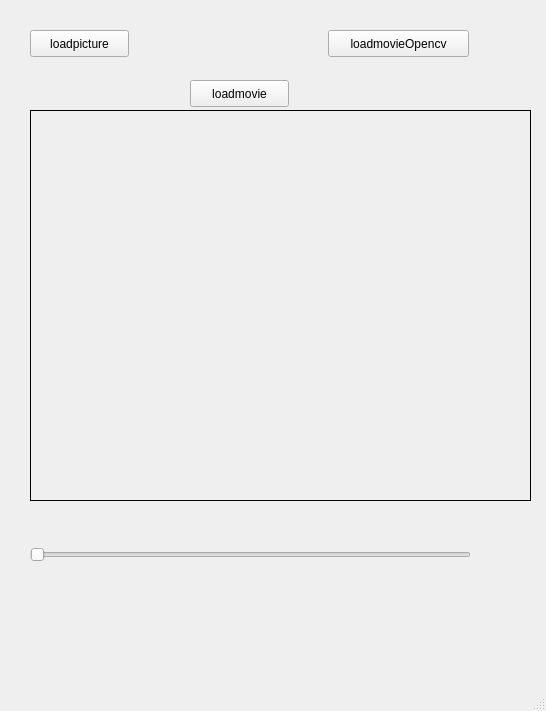
First picture: the form in main.ui, repository catubc/caiman_gui, before the edit.
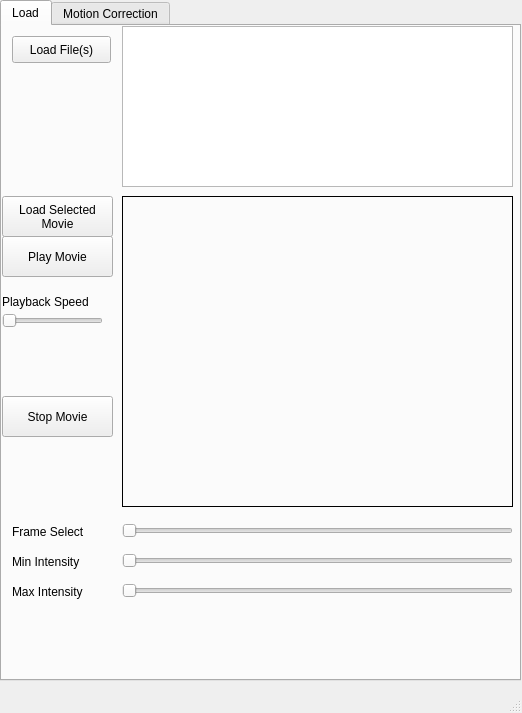
Second picture: the form after the edit. The open tabs and pages were chosen to show the change.

Commit message: tabs added; generalized code

Patch:
```diff
--- a/main.ui
+++ b/main.ui
@@ -6,101 +6,382 @@
    <rect>
     <x>0</x>
     <y>0</y>
-    <width>546</width>
-    <height>711</height>
+    <width>522</width>
+    <height>713</height>
    </rect>
   </property>
   <property name="windowTitle">
    <string>MainWindow</string>
   </property>
   <widget class="QWidget" name="centralwidget">
-   <widget class="QPushButton" name="loadmovie">
+   <widget class="QTabWidget" name="tabsWidget">
     <property name="geometry">
      <rect>
-      <x>190</x>
-      <y>80</y>
-      <width>99</width>
-      <height>27</height>
+      <x>0</x>
+      <y>0</y>
+      <width>521</width>
+      <height>681</height>
      </rect>
     </property>
-    <property name="text">
-     <string>loadmovie</string>
+    <property name="currentIndex">
+     <number>1</number>
     </property>
+    <widget class="QWidget" name="tab_3">
+     <attribute name="title">
+      <string>Load</string>
+     </attribute>
+     <widget class="QListWidget" name="loadList">
+      <property name="geometry">
+       <rect>
+        <x>120</x>
+        <y>0</y>
+        <width>391</width>
+        <height>161</height>
+       </rect>
+      </property>
+     </widget>
+     <widget class="QPushButton" name="loadFiles">
+      <property name="geometry">
+       <rect>
+        <x>10</x>
+        <y>10</y>
+        <width>99</width>
+        <height>27</height>
+       </rect>
+      </property>
+      <property name="text">
+       <string>Load File(s)</string>
+      </property>
+     </widget>
+     <widget class="QLabel" name="loadScreen">
+      <property name="geometry">
+       <rect>
+        <x>120</x>
+        <y>170</y>
+        <width>391</width>
+        <height>311</height>
+       </rect>
+      </property>
+      <property name="frameShape">
+       <enum>QFrame::Panel</enum>
+      </property>
+      <property name="text">
+       <string/>
+      </property>
+     </widget>
+     <widget class="QPushButton" name="loadMovieLoad">
+      <property name="geometry">
+       <rect>
+        <x>0</x>
+        <y>170</y>
+        <width>111</width>
+        <height>41</height>
+       </rect>
+      </property>
+      <property name="text">
+       <string>Load Selected 
+Movie</string>
+      </property>
+     </widget>
+     <widget class="QSlider" name="loadSliderFrame">
+      <property name="geometry">
+       <rect>
+        <x>120</x>
+        <y>490</y>
+        <width>391</width>
+        <height>29</height>
+       </rect>
+      </property>
+      <property name="orientation">
+       <enum>Qt::Horizontal</enum>
+      </property>
+     </widget>
+     <widget class="QPushButton" name="loadPlayMovie">
+      <property name="geometry">
+       <rect>
+        <x>0</x>
+        <y>210</y>
+        <width>111</width>
+        <height>41</height>
+       </rect>
+      </property>
+      <property name="text">
+       <string>Play Movie</string>
+      </property>
+     </widget>
+     <widget class="QPushButton" name="loadStopMovie">
+      <property name="geometry">
+       <rect>
+        <x>0</x>
+        <y>370</y>
+        <width>111</width>
+        <height>41</height>
+       </rect>
+      </property>
+      <property name="text">
+       <string>Stop Movie</string>
+      </property>
+     </widget>
+     <widget class="QSlider" name="loadSliderMinIntensity">
+      <property name="geometry">
+       <rect>
+        <x>120</x>
+        <y>520</y>
+        <width>391</width>
+        <height>29</height>
+       </rect>
+      </property>
+      <property name="orientation">
+       <enum>Qt::Horizontal</enum>
+      </property>
+     </widget>
+     <widget class="QSlider" name="loadSliderMaxIntensity">
+      <property name="geometry">
+       <rect>
+        <x>120</x>
+        <y>550</y>
+        <width>391</width>
+        <height>29</height>
+       </rect>
+      </property>
+      <property name="orientation">
+       <enum>Qt::Horizontal</enum>
+      </property>
+     </widget>
+     <widget class="QLabel" name="label">
+      <property name="geometry">
+       <rect>
+        <x>10</x>
+        <y>490</y>
+        <width>101</width>
+        <height>31</height>
+       </rect>
+      </property>
+      <property name="text">
+       <string>Frame Select</string>
+      </property>
+     </widget>
+     <widget class="QLabel" name="label_2">
+      <property name="geometry">
+       <rect>
+        <x>10</x>
+        <y>520</y>
+        <width>101</width>
+        <height>31</height>
+       </rect>
+      </property>
+      <property name="text">
+       <string>Min Intensity</string>
+      </property>
+     </widget>
+     <widget class="QLabel" name="label_3">
+      <property name="geometry">
+       <rect>
+        <x>10</x>
+        <y>550</y>
+        <width>101</width>
+        <height>31</height>
+       </rect>
+      </property>
+      <property name="text">
+       <string>Max Intensity</string>
+      </property>
+     </widget>
+     <widget class="QSlider" name="loadSliderPlayback">
+      <property name="geometry">
+       <rect>
+        <x>0</x>
+        <y>280</y>
+        <width>101</width>
+        <height>29</height>
+       </rect>
+      </property>
+      <property name="orientation">
+       <enum>Qt::Horizontal</enum>
+      </property>
+     </widget>
+     <widget class="QLabel" name="label_4">
+      <property name="geometry">
+       <rect>
+        <x>0</x>
+        <y>260</y>
+        <width>111</width>
+        <height>31</height>
+       </rect>
+      </property>
+      <property name="text">
+       <string>Playback Speed</string>
+      </property>
+     </widget>
+    </widget>
+    <widget class="QWidget" name="tab_4">
+     <attribute name="title">
+      <string>Motion Correction</string>
+     </attribute>
+     <widget class="QPushButton" name="motionMovieLoad">
+      <property name="geometry">
+       <rect>
+        <x>10</x>
+        <y>280</y>
+        <width>171</width>
+        <height>27</height>
+       </rect>
+      </property>
+      <property name="text">
+       <string>Show Selected Movie</string>
+      </property>
+     </widget>
+     <widget class="QLabel" name="motionScreen">
+      <property name="geometry">
+       <rect>
+        <x>10</x>
+        <y>310</y>
+        <width>491</width>
+        <height>221</height>
+       </rect>
+      </property>
+      <property name="frameShape">
+       <enum>QFrame::Panel</enum>
+      </property>
+      <property name="text">
+       <string/>
+      </property>
+     </widget>
+     <widget class="QSlider" name="motionSliderFrame">
+      <property name="enabled">
+       <bool>true</bool>
+      </property>
+      <property name="geometry">
+       <rect>
+        <x>110</x>
+        <y>540</y>
+        <width>391</width>
+        <height>29</height>
+       </rect>
+      </property>
+      <property name="maximum">
+       <number>273</number>
+      </property>
+      <property name="value">
+       <number>0</number>
+      </property>
+      <property name="orientation">
+       <enum>Qt::Horizontal</enum>
+      </property>
+     </widget>
+     <widget class="QTabWidget" name="tabWidget">
+      <property name="geometry">
+       <rect>
+        <x>0</x>
+        <y>10</y>
+        <width>251</width>
+        <height>261</height>
+       </rect>
+      </property>
+      <property name="currentIndex">
+       <number>0</number>
+      </property>
+      <widget class="QWidget" name="tab_5">
+       <attribute name="title">
+        <string>Rigid</string>
+       </attribute>
+       <widget class="QPushButton" name="motionRunRigid">
+        <property name="geometry">
+         <rect>
+          <x>20</x>
+          <y>200</y>
+          <width>191</width>
+          <height>27</height>
+         </rect>
+        </property>
+        <property name="text">
+         <string>Run Rigid Correction</string>
+        </property>
+       </widget>
+      </widget>
+      <widget class="QWidget" name="tab_6">
+       <attribute name="title">
+        <string>Non-rigid</string>
+       </attribute>
+      </widget>
+     </widget>
+     <widget class="QListWidget" name="motionList">
+      <property name="geometry">
+       <rect>
+        <x>260</x>
+        <y>40</y>
+        <width>256</width>
+        <height>231</height>
+       </rect>
+      </property>
+     </widget>
+     <widget class="QSlider" name="motionSliderMinIntensity">
+      <property name="geometry">
+       <rect>
+        <x>110</x>
+        <y>570</y>
+        <width>391</width>
+        <height>29</height>
+       </rect>
+      </property>
+      <property name="orientation">
+       <enum>Qt::Horizontal</enum>
+      </property>
+     </widget>
+     <widget class="QSlider" name="motionSliderMaxIntensity">
+      <property name="geometry">
+       <rect>
+        <x>110</x>
+        <y>600</y>
+        <width>391</width>
+        <height>29</height>
+       </rect>
+      </property>
+      <property name="orientation">
+       <enum>Qt::Horizontal</enum>
+      </property>
+     </widget>
+     <widget class="QLabel" name="label_5">
+      <property name="geometry">
+       <rect>
+        <x>10</x>
+        <y>540</y>
+        <width>101</width>
+        <height>31</height>
+       </rect>
+      </property>
+      <property name="text">
+       <string>Frame Select</string>
+      </property>
+     </widget>
+     <widget class="QLabel" name="label_6">
+      <property name="geometry">
+       <rect>
+        <x>10</x>
+        <y>570</y>
+        <width>101</width>
+        <height>31</height>
+       </rect>
+      </property>
+      <property name="text">
+       <string>Min Intensity</string>
+      </property>
+     </widget>
+     <widget class="QLabel" name="label_7">
+      <property name="geometry">
+       <rect>
+        <x>10</x>
+        <y>600</y>
+        <width>101</width>
+        <height>31</height>
+       </rect>
+      </property>
+      <property name="text">
+       <string>Max Intensity</string>
+      </property>
+     </widget>
+    </widget>
    </widget>
-   <widget class="QLabel" name="imgLabel">
-    <property name="geometry">
-     <rect>
-      <x>30</x>
-      <y>110</y>
-      <width>501</width>
-      <height>391</height>
-     </rect>
-    </property>
-    <property name="frameShape">
-     <enum>QFrame::Panel</enum>
-    </property>
-    <property name="text">
-     <string/>
-    </property>
-   </widget>
-   <widget class="QSlider" name="Slider1">
-    <property name="enabled">
-     <bool>true</bool>
-    </property>
-    <property name="geometry">
-     <rect>
-      <x>30</x>
-      <y>540</y>
-      <width>441</width>
-      <height>29</height>
-     </rect>
-    </property>
-    <property name="maximum">
-     <number>273</number>
-    </property>
-    <property name="value">
-     <number>0</number>
-    </property>
-    <property name="orientation">
-     <enum>Qt::Horizontal</enum>
-    </property>
-   </widget>
-   <widget class="QPushButton" name="loadpicture">
-    <property name="geometry">
-     <rect>
-      <x>30</x>
-      <y>30</y>
-      <width>99</width>
-      <height>27</height>
-     </rect>
-    </property>
-    <property name="text">
-     <string>loadpicture</string>
-    </property>
-   </widget>
-   <widget class="QPushButton" name="loadmovieOpencv">
-    <property name="geometry">
-     <rect>
-      <x>328</x>
-      <y>30</y>
-      <width>141</width>
-      <height>27</height>
-     </rect>
-    </property>
-    <property name="text">
-     <string>loadmovieOpencv</string>
-    </property>
-   </widget>
-  </widget>
-  <widget class="QMenuBar" name="menubar">
-   <property name="geometry">
-    <rect>
-     <x>0</x>
-     <y>0</y>
-     <width>546</width>
-     <height>25</height>
-    </rect>
-   </property>
   </widget>
   <widget class="QStatusBar" name="statusbar"/>
  </widget>
```
Left out of the diff: 10 changed lines with no effect on the pictures. The commit also changes 1 other file.
